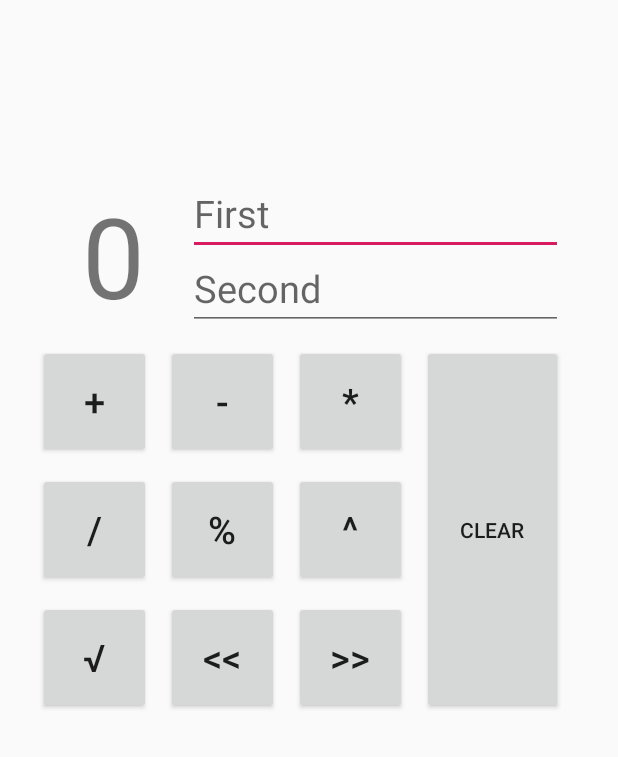
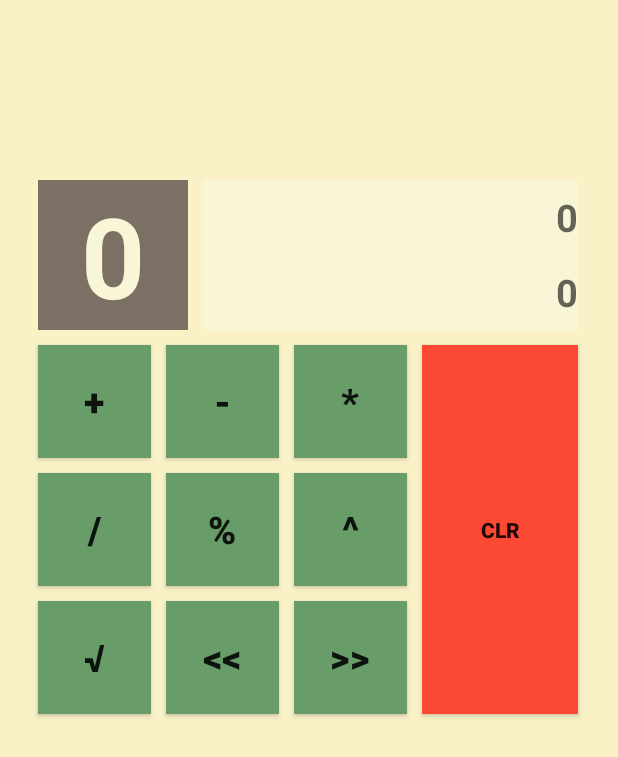
Before and after one commit to HaikalMPPH/JuniorMobilePBO, an Android app: the CalculatorActivity screen opened directly, with no data from a screen before it, on a phone screen of 412 x 824 dp. Shown: the top 757 px of the screen. Run offline under Robolectric (Android 15) with nearby library versions, the phone set to English and light mode, and no system bars; 1 statement that could not run was skipped.

Commit message:
ganti warna tombol calc adv

```diff
--- a/app/src/main/res/layout/activity_calculator.xml
+++ b/app/src/main/res/layout/activity_calculator.xml
@@ -5,137 +5,182 @@
     xmlns:tools="http://schemas.android.com/tools"
     android:layout_width="match_parent"
     android:layout_height="match_parent"
-    tools:context=".CalculatorActivity">
+    tools:context=".CalculatorActivity"
+    android:background="@color/gruv_bg">
 
     <!-- HASIL -> sebelah kiri angka 1 & angka 2 -->
     <TextView
         android:id="@+id/hasil"
         android:layout_width="100dp"
         android:layout_height="100dp"
-        android:text="0"
+        android:background="@color/gruv_grey"
+
         android:layout_marginTop="120dp"
         android:layout_marginStart="25dp"
+
+        android:text="0"
+        android:textColor="@color/gruv_bg2"
         android:textAlignment="center"
         android:gravity="center"
         android:autoSizeTextType="uniform"
-        android:textSize="50sp" />
+        android:textSize="50sp"
+        android:textStyle="bold"/>
 
     <!-- INPUT -->
     <EditText
         android:id="@+id/angka_pertama"
         android:layout_width="250dp"
         android:layout_height="50dp"
+        android:background="@color/gruv_bg2"
+
         android:layout_alignTop="@id/hasil"
-        android:layout_marginEnd="25dp"
         android:layout_toRightOf="@id/hasil"
-        android:hint="First"
+        android:layout_marginLeft="10dp"
+
+        android:hint="0"
+        android:textAlignment="textEnd"
         android:inputType="number"
-        android:textSize="25sp" />
+        android:textSize="25sp"
+        android:textStyle="bold"/>
     <EditText
         android:id="@+id/angka_kedua"
         android:layout_toRightOf="@id/hasil"
         android:layout_below="@id/angka_pertama"
+        android:background="@color/gruv_bg2"
+
         android:layout_width="250dp"
         android:layout_height="50dp"
         android:layout_alignRight="@id/angka_pertama"
         android:layout_alignBottom="@id/hasil"
-        android:hint="Second"
+        android:layout_marginLeft="10dp"
+
+        android:hint="0"
+        android:textAlignment="textEnd"
         android:inputType="number"
-        android:textSize="25sp" />
+        android:textSize="25sp"
+        android:textStyle="bold"/>
+    <!-- INPUT -->
 
 <!-- OPERATOR -->
 <!-- TAMBAH -->
     <Button
         android:id="@+id/tambah"
         android:layout_below="@id/hasil"
+        android:background="@color/gruv_aqua"
+
         android:layout_width="75dp"
         android:layout_height="75dp"
         android:layout_marginTop="10dp"
         android:layout_alignLeft="@id/hasil"
         android:textSize="25dp"
-        android:text="+" />
+        android:text="+"
+        android:textStyle="bold"/>
     <Button
         android:id="@+id/kurang"
         android:layout_width="75dp"
         android:layout_height="75dp"
+        android:background="@color/gruv_aqua"
+
         android:layout_below="@id/hasil"
         android:layout_marginLeft="10dp"
         android:layout_alignTop="@id/tambah"
         android:layout_alignBottom="@id/tambah"
         android:layout_toRightOf="@+id/tambah"
         android:textSize="25dp"
-        android:text="-" />
+        android:text="-"
+        android:textStyle="bold"/>
     <Button
         android:id="@+id/kali"
         android:layout_width="75dp"
         android:layout_height="75dp"
+        android:background="@color/gruv_aqua"
+
         android:layout_toRightOf="@id/kurang"
         android:layout_marginLeft="10dp"
         android:layout_alignBottom="@id/tambah"
         android:layout_alignTop="@id/tambah"
         android:textSize="25dp"
-        android:text="*" />
+        android:text="*"
+        android:textStyle="bold"/>
     <Button
         android:id="@+id/bagi"
         android:layout_width="75dp"
         android:layout_height="75dp"
+        android:background="@color/gruv_aqua"
+
         android:layout_marginTop="10dp"
         android:layout_below="@id/tambah"
         android:layout_alignRight="@id/tambah"
         android:layout_alignLeft="@id/tambah"
         android:textSize="25dp"
-        android:text="/" />
+        android:text="/"
+        android:textStyle="bold"/>
     <Button
         android:id="@+id/mod"
         android:layout_below="@id/tambah"
         android:layout_width="75dp"
         android:layout_height="75dp"
+        android:background="@color/gruv_aqua"
+
         android:layout_marginTop="10dp"
         android:layout_alignRight="@id/kurang"
         android:layout_alignLeft="@id/kurang"
         android:textSize="25dp"
-        android:text="%" />
+        android:text="%"
+        android:textStyle="bold"/>
     <Button
         android:id="@+id/pow"
         android:layout_below="@id/tambah"
         android:layout_width="75dp"
         android:layout_height="75dp"
+        android:background="@color/gruv_aqua"
+
         android:layout_marginTop="10dp"
         android:layout_alignLeft="@id/kali"
         android:layout_alignRight="@id/kali"
         android:textSize="25dp"
-        android:text="^" />
+        android:text="^"
+        android:textStyle="bold"/>
     <Button
         android:id="@+id/root"
         android:layout_below="@id/bagi"
         android:layout_width="75dp"
         android:layout_height="75dp"
+        android:background="@color/gruv_aqua"
+
         android:layout_marginTop="10dp"
         android:layout_alignLeft="@id/bagi"
         android:layout_alignRight="@id/bagi"
         android:textSize="25dp"
-        android:text="√" />
+        android:text="√"
+        android:textStyle="bold"/>
     <Button
         android:id="@+id/shift_l"
         android:layout_below="@id/bagi"
         android:layout_width="75dp"
         android:layout_height="75dp"
+        android:background="@color/gruv_aqua"
+
         android:layout_marginTop="10dp"
         android:layout_alignLeft="@id/mod"
         android:layout_alignRight="@id/mod"
         android:textSize="25dp"
-        android:text="&lt;&lt;" />
+        android:text="&lt;&lt;"
+        android:textStyle="bold"/>
     <Button
         android:id="@+id/shift_r"
         android:layout_below="@id/bagi"
         android:layout_width="75dp"
         android:layout_height="75dp"
+        android:background="@color/gruv_aqua"
+
         android:layout_marginTop="10dp"
         android:layout_toRightOf="@id/shift_l"
         android:layout_alignRight="@id/pow"
         android:layout_alignLeft="@id/pow"
         android:textSize="25dp"
-        android:text=">>" />
+        android:text=">>"
+        android:textStyle="bold"/>
 
     <!-- CLEAR -->
     <Button
@@ -143,11 +188,15 @@
         android:layout_width="75dp"
         android:layout_height="200dp"
         android:layout_marginLeft="10dp"
+        android:background="@color/gruv_red"
+
         android:layout_below="@id/hasil"
         android:layout_alignTop="@id/tambah"
         android:layout_alignBottom="@id/shift_l"
+
         android:layout_toRightOf="@id/kali"
         android:layout_alignRight="@id/angka_kedua"
-        android:text="CLEAR" />
+        android:text="CLR"
+        android:textStyle="bold"/>
 
 </RelativeLayout>
```
